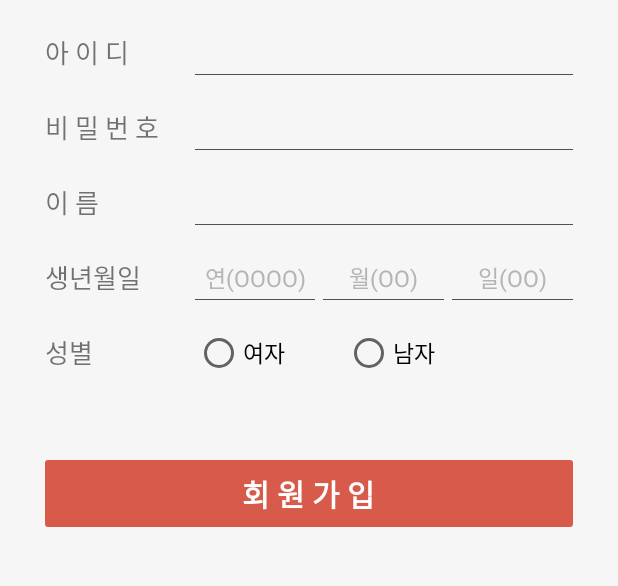
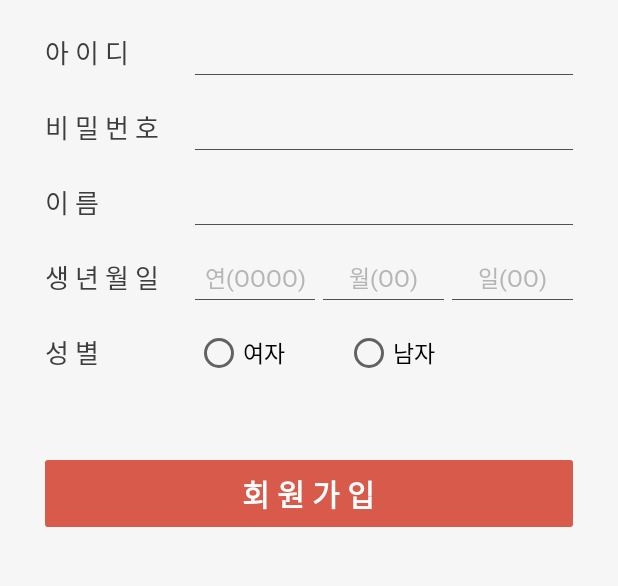
Before and after one commit to emptybloodcare/emblecare-android, an Android app: the screen it shows after launch (JoinActivity), after a tap on "회원이 아니신가요? 회원가입", on a phone screen of 412 x 824 dp, the part 459-1045 px from its top. Run offline under Robolectric (Android 15) with nearby library versions, the light colour scheme and no system bars; pictures from the network do not load.

Commit message:
font change, login*join focus done, 세세한 레이아웃들 수정

```diff
--- a/app/src/main/java/org/sopt/wjdma/emblecare/JoinActivity.kt
+++ b/app/src/main/java/org/sopt/wjdma/emblecare/JoinActivity.kt
@@ -1,9 +1,12 @@
 package org.sopt.wjdma.emblecare
 
+import android.content.Context
 import android.support.v7.app.AppCompatActivity
 import android.os.Bundle
 import android.util.Log
 import android.view.View
+import android.view.inputmethod.EditorInfo
+import android.view.inputmethod.InputMethodManager
 import com.google.gson.JsonObject
 import com.google.gson.JsonParser
 import kotlinx.android.synthetic.main.activity_join.*
@@ -37,6 +40,19 @@ class JoinActivity : AppCompatActivity() {
             }
         }
         setOnClickListener()
+        setOnEditorActionListener()
+    }
+
+    private fun setOnEditorActionListener() {
+        et_join_act_day.setOnEditorActionListener { v, actionId, event ->
+            if(actionId== EditorInfo.IME_ACTION_DONE){
+                val imm = this.getSystemService(Context.INPUT_METHOD_SERVICE) as InputMethodManager
+                imm.hideSoftInputFromWindow(et_join_act_day.windowToken,0)
+                return@setOnEditorActionListener true
+            } else {
+                return@setOnEditorActionListener false
+            }
+        }
     }
 
     private fun setOnClickListener() {
--- a/app/src/main/java/org/sopt/wjdma/emblecare/LoginActivity.kt
+++ b/app/src/main/java/org/sopt/wjdma/emblecare/LoginActivity.kt
@@ -1,9 +1,14 @@
 package org.sopt.wjdma.emblecare
 
+import android.app.Activity
+import android.content.Context
 import android.content.Intent
 import android.support.v7.app.AppCompatActivity
 import android.os.Bundle
 import android.util.Log
+import android.view.inputmethod.EditorInfo
+import android.view.inputmethod.InputMethodManager
+import android.widget.Switch
 import com.google.gson.JsonObject
 import com.google.gson.JsonParser
 import kotlinx.android.synthetic.main.activity_login.*
@@ -32,8 +37,20 @@ class LoginActivity : AppCompatActivity() {
         super.onCreate(savedInstanceState)
         setContentView(R.layout.activity_login)
         setOnClickListener()
+        setOnEditorActionListener()
     }
 
+    private fun setOnEditorActionListener() {
+        et_login_act_pw.setOnEditorActionListener { v, actionId, event ->
+            if(actionId==EditorInfo.IME_ACTION_DONE){
+                val imm = this.getSystemService(Context.INPUT_METHOD_SERVICE) as InputMethodManager
+                imm.hideSoftInputFromWindow(et_login_act_pw.windowToken,0)
+                return@setOnEditorActionListener true
+            } else {
+                return@setOnEditorActionListener false
+            }
+        }
+    }
     private fun setOnClickListener() {
         btn_login_act.setOnClickListener {
             try{
@@ -66,6 +83,7 @@ class LoginActivity : AppCompatActivity() {
         postLoginResponse.enqueue(object : Callback<PostLoginResponse>{
             override fun onFailure(call: Call<PostLoginResponse>, t: Throwable) {
                 Log.e("****Login_gson::", gsonObject.toString())
+
                 Log.e("****Login_Failed", t.toString())
             }
 
--- a/app/src/main/java/org/sopt/wjdma/emblecare/main/MainActivity.kt
+++ b/app/src/main/java/org/sopt/wjdma/emblecare/main/MainActivity.kt
@@ -51,6 +51,7 @@ class MainActivity : AppCompatActivity(), NavigationView.OnNavigationItemSelecte
         }
         getWeatherResponse()
         setOnClickListener()
+
     }
 
     override fun onBackPressed() {
@@ -65,10 +66,10 @@ class MainActivity : AppCompatActivity(), NavigationView.OnNavigationItemSelecte
     override fun onNavigationItemSelected(item: MenuItem): Boolean {
         // Handle navigation view item clicks here.
         when (item.itemId) {
-            R.id.nav_camera -> {
+            R.id.nav_1 -> {
                 // Handle the camera action
             }
-            R.id.nav_gallery -> {
+            R.id.nav_2 -> {
 
             }
         }
--- /dev/null
+++ b/app/src/main/res/drawable/drawer_item_color.xml
@@ -0,0 +1,5 @@
+<?xml version="1.0" encoding="utf-8"?>
+<selector xmlns:android="http://schemas.android.com/apk/res/android">
+    <item android:color="@color/ham_true" android:state_checked="true" />
+    <item android:color="@color/ham_false" />
+</selector>
--- a/app/src/main/res/layout/activity_join.xml
+++ b/app/src/main/res/layout/activity_join.xml
@@ -4,6 +4,8 @@
     xmlns:tools="http://schemas.android.com/tools"
     android:layout_width="match_parent"
     android:layout_height="match_parent"
+    android:focusable="true"
+    android:focusableInTouchMode="true"
     tools:context=".JoinActivity"
     android:background="#f6f6f6">
     <RelativeLayout
@@ -29,13 +31,18 @@
                 android:layout_height="wrap_content"
                 android:text="아 이 디"
                 android:layout_centerVertical="true"
+                android:textColor="#3d3d3d"
+                android:fontFamily="@font/nanumsquare_acb"
                 android:textSize="17dp"/>
             <EditText
                 android:id="@+id/et_join_act_id"
                 android:layout_width="match_parent"
                 android:layout_height="match_parent"
                 android:textSize="15dp"
+                android:fontFamily="@font/nanumsquare_acr"
                 android:layout_marginLeft="100dp"
+                android:nextFocusDown="@id/et_join_act_pw"
+                android:singleLine="true"
                 android:textColor="#515151"
                 android:background="@drawable/underline"/>
         </RelativeLayout>
@@ -51,14 +58,19 @@
                 android:layout_height="wrap_content"
                 android:text="비 밀 번 호"
                 android:layout_centerVertical="true"
+                android:textColor="#3d3d3d"
+                android:fontFamily="@font/nanumsquare_acb"
                 android:textSize="17dp"/>
             <EditText
                 android:id="@+id/et_join_act_pw"
                 android:layout_width="match_parent"
                 android:layout_height="match_parent"
                 android:textSize="15dp"
+                android:nextFocusDown="@id/et_join_act_name"
+                android:singleLine="true"
                 android:layout_marginLeft="100dp"
                 android:textColor="#515151"
+                android:fontFamily="@font/nanumsquare_acr"
                 android:background="@drawable/underline"/>
         </RelativeLayout>
         <RelativeLayout
@@ -73,12 +85,17 @@
                 android:layout_height="wrap_content"
                 android:text="이 름"
                 android:layout_centerVertical="true"
+                android:textColor="#3d3d3d"
+                android:fontFamily="@font/nanumsquare_acb"
                 android:textSize="17dp"/>
             <EditText
                 android:id="@+id/et_join_act_name"
                 android:layout_width="match_parent"
                 android:layout_height="match_parent"
                 android:textSize="15dp"
+                android:nextFocusDown="@id/et_join_act_year"
+                android:singleLine="true"
+                android:fontFamily="@font/nanumsquare_acr"
                 android:layout_marginLeft="100dp"
                 android:textColor="#515151"
                 android:background="@drawable/underline"/>
@@ -93,8 +110,10 @@
             <TextView
                 android:layout_width="wrap_content"
                 android:layout_height="wrap_content"
-                android:text="생년월일"
+                android:text="생 년 월 일"
                 android:layout_centerVertical="true"
+                android:textColor="#3d3d3d"
+                android:fontFamily="@font/nanumsquare_acb"
                 android:textSize="17dp"/>
             <LinearLayout
                 android:layout_width="match_parent"
@@ -107,6 +126,10 @@
                     android:layout_height="match_parent"
                     android:layout_weight="1"
                     android:hint="연(OOOO)"
+                    android:nextFocusDown="@id/et_join_act_month"
+                    android:singleLine="true"
+                    android:textColor="#515151"
+                    android:fontFamily="@font/nanumsquare_acr"
                     android:textAlignment="center"
                     android:textSize="15dp"
                     android:textColorHint="#b5b5b5"
@@ -117,6 +140,10 @@
                     android:layout_height="match_parent"
                     android:layout_weight="1"
                     android:hint="월(OO)"
+                    android:nextFocusDown="@id/et_join_act_day"
+                    android:singleLine="true"
+                    android:textColor="#515151"
+                    android:fontFamily="@font/nanumsquare_acr"
                     android:textAlignment="center"
                     android:layout_marginHorizontal="5dp"
                     android:textSize="15dp"
@@ -128,6 +155,10 @@
                     android:layout_height="match_parent"
                     android:layout_weight="1"
                     android:hint="일(OO)"
+                    android:imeOptions="actionDone"
+                    android:singleLine="true"
+                    android:textColor="#515151"
+                    android:fontFamily="@font/nanumsquare_acr"
                     android:textAlignment="center"
                     android:textSize="15dp"
                     android:textColorHint="#b5b5b5"
@@ -146,8 +177,10 @@
             <TextView
                 android:layout_width="wrap_content"
                 android:layout_height="wrap_content"
-                android:text="성별"
+                android:text="성 별"
                 android:layout_centerVertical="true"
+                android:textColor="#3d3d3d"
+                android:fontFamily="@font/nanumsquare_acb"
                 android:textSize="17dp"/>
             <RadioGroup
                 android:id="@+id/radiogroup_join"
@@ -162,12 +195,14 @@
                     android:layout_gravity="center_vertical"
                     android:text="여자"
                     android:layout_marginRight="40dp"
+                    android:fontFamily="@font/nanumsquare_acr"
                     android:textSize="15dp"/>
                 <RadioButton
                     android:id="@+id/male"
                     android:layout_width="wrap_content"
                     android:layout_height="wrap_content"
                     android:layout_gravity="center_vertical"
+                    android:fontFamily="@font/nanumsquare_acr"
                     android:text="남자"
                     android:textSize="15dp"/>
             </RadioGroup>
@@ -177,6 +212,7 @@
             android:layout_width="wrap_content"
             android:layout_height="wrap_content"
             android:text="유효한 가입이 아닙니다!!"
+            android:fontFamily="@font/nanumsquare_acr"
             android:visibility="invisible"
             android:textColor="#d75a4a"
             android:layout_marginTop="30dp"
@@ -196,6 +232,7 @@
                 android:layout_width="wrap_content"
                 android:layout_height="wrap_content"
                 android:text="회 원 가 입"
+                android:fontFamily="@font/nanumsquare_aceb"
                 android:textSize="20dp"
                 android:textColor="#ffffff"
                 android:textStyle="bold"
--- a/app/src/main/res/layout/activity_main.xml
+++ b/app/src/main/res/layout/activity_main.xml
@@ -16,7 +16,6 @@
             android:id="@+id/toolbar"
             android:layout_width="match_parent"
             android:layout_height="?attr/actionBarSize"
-            android:background="#f6f6f6"
             app:popupTheme="@style/MainTheme.PopupOverlay"
             app:title=""
             android:elevation="0dp"/>
@@ -25,6 +24,8 @@
     </LinearLayout>
     <android.support.design.widget.NavigationView
         android:id="@+id/nav_view"
+        app:itemTextAppearance="@style/DrawerTextViewStyle"
+        app:itemTextColor="@drawable/drawer_item_color"
         android:layout_width="wrap_content"
         android:layout_height="match_parent"
         android:layout_gravity="start"
@@ -44,7 +45,8 @@
                 android:layout_width="wrap_content"
                 android:layout_height="wrap_content"
                 android:text="로그아웃"
-                android:textSize="13dp"
+                android:fontFamily="@font/nanumsquare_aceb"
+                android:textSize="20dp"
                 android:textColor="#ffffff"
                 android:textStyle="bold"
                 android:layout_gravity="center_horizontal"/>
--- a/app/src/main/res/layout/content_main.xml
+++ b/app/src/main/res/layout/content_main.xml
@@ -107,7 +107,8 @@
                 android:layout_width="wrap_content"
                 android:layout_height="wrap_content"
                 android:text="빈혈 측정하기"
-                android:textSize="15dp"
+                android:fontFamily="@font/nanumsquare_acb"
+                android:textSize="18dp"
                 android:textColor="#ffffff"
                 android:textStyle="bold"
                 android:layout_centerInParent="true"/>
@@ -183,6 +184,7 @@
                             android:layout_marginHorizontal="7dp"
                             android:layout_marginVertical="3dp"
                             android:textSize="16dp"
+                            android:fontFamily="@font/nanumsquare_acr"
                             android:text="23도" />
                     </RelativeLayout>
                 </RelativeLayout>
@@ -234,6 +236,7 @@
                             android:layout_width="wrap_content"
                             android:layout_height="wrap_content"
                             android:layout_centerVertical="true"
+                            android:fontFamily="@font/nanumsquare_acr"
                             android:layout_marginHorizontal="7dp"
                             android:layout_marginVertical="3dp"
                             android:textSize="16dp"
@@ -288,6 +291,7 @@
                             android:id="@+id/tv_main_period"
                             android:layout_width="wrap_content"
                             android:layout_height="wrap_content"
+                            android:fontFamily="@font/nanumsquare_acr"
                             android:layout_centerVertical="true"
                             android:layout_marginHorizontal="7dp"
                             android:layout_marginVertical="3dp"
--- a/app/src/main/res/menu/activity_main_drawer.xml
+++ b/app/src/main/res/menu/activity_main_drawer.xml
@@ -5,11 +5,11 @@
 
     <group android:checkableBehavior="single">
         <item
-            android:id="@+id/nav_camera"
+            android:id="@+id/nav_1"
             android:icon="@drawable/calendar"
-            android:title="지난 위험도 모아보기" />
+            android:title="지난 위험도 모아보기"/>
         <item
-            android:id="@+id/nav_gallery"
+            android:id="@+id/nav_2"
             android:icon="@drawable/stethoscope"
             android:title="지난 검사 결과 모아보기" />
     </group>
--- a/app/src/main/res/values/colors.xml
+++ b/app/src/main/res/values/colors.xml
@@ -1,13 +1,13 @@
 <?xml version="1.0" encoding="utf-8"?>
 <resources>
-    <color name="colorPrimary">#008577</color>
+    <color name="colorPrimary">#d75a4a</color>
     <color name="colorPrimaryDark">#00574B</color>
     <color name="colorAccent">#d75a4a</color>
     <color name="white">#ffffff</color>
     <color name="background">#f5f5f5</color>
     <color name="TextMain">#4b4b4b</color>
     <color name="TextSub">#676767</color>
-    <color name="statusbar">#E4E4E4</color>
+    <color name="statusbar">#f6f6f6</color>
     <!--메인화면!-->
     <color name="status1">#0cac07</color>
     <color name="announce1">#7ab978</color>
@@ -17,4 +17,6 @@
     <color name="announce3">#e8a041</color>
     <color name="status4">#e22d15</color>
     <color name="announce4">#e07f72</color>
+    <color name="ham_true">#e07f72</color>
+    <color name="ham_false">#312f2f</color>
 </resources>
--- a/app/src/main/res/values/styles.xml
+++ b/app/src/main/res/values/styles.xml
@@ -6,28 +6,33 @@
         <item name="colorPrimary">@color/colorPrimary</item>
         <item name="colorPrimaryDark">@color/colorPrimaryDark</item>
         <item name="colorAccent">@color/colorAccent</item>
+        <item name="android:windowLightStatusBar">true</item>
+        <item name="android:windowDrawsSystemBarBackgrounds">true</item>
         <item name="android:statusBarColor">@color/statusbar</item>
-        <item name="android:windowLightStatusBar">true</item>
-        <item name="android:windowTranslucentStatus">true</item>
     </style>
 
-    <style name="SplashTheme" parent="Theme.AppCompat.NoActionBar">
+    <style name="SplashTheme" parent="Theme.AppCompat.Light.NoActionBar">
+        <item name="android:windowLightStatusBar">true</item>
         <item name="android:windowBackground">@drawable/splash_screen</item>
     </style>
 
     <style name="MainTheme" parent="Theme.AppCompat.Light.NoActionBar">
         <item name="android:windowBackground">@color/white</item>
         <item name="colorPrimary">@color/colorPrimary</item>
-        <item name="colorPrimaryDark">#000000</item>
+        <item name="colorPrimaryDark">#ffffff</item>
         <item name="colorAccent">@color/colorAccent</item>
+        <item name="android:windowLightStatusBar">true</item>
+        <item name="android:windowDrawsSystemBarBackgrounds">true</item>
         <item name="android:statusBarColor">@color/statusbar</item>
-        <item name="android:windowLightStatusBar">true</item>
-        <item name="android:windowTranslucentStatus">true</item>
     </style>
 
     <style name="MainTheme.AppBarOverlay" parent="ThemeOverlay.AppCompat.ActionBar" />
 
     <style name="MainTheme.PopupOverlay" parent="ThemeOverlay.AppCompat.Light" />
 
+    <style name="DrawerTextViewStyle" parent="android:Widget.TextView">
+        <item name="android:fontFamily">@font/nanumsquare_acr</item>
+    </style>
+
 
 </resources>
```
Also changed, not shown: app/src/main/res/layout/activity_login.xml (+12 -0 lines), app/src/main/res/layout/rv_item_measure_outcome.xml (+5 -3 lines).
